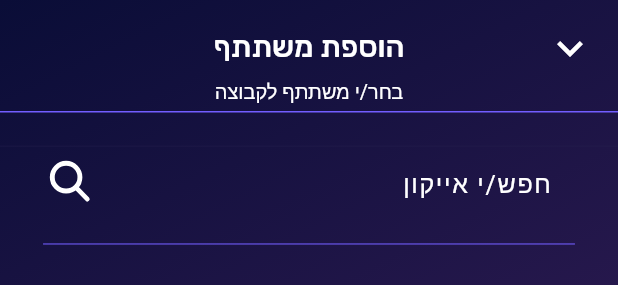
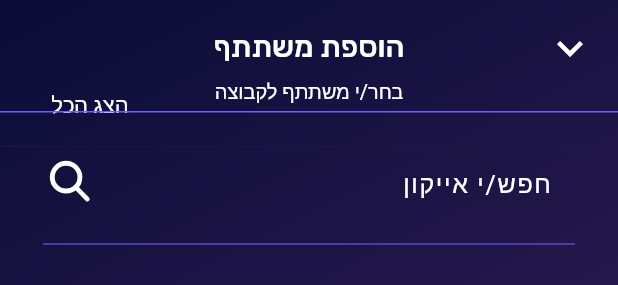
Before and after one commit to iconappmaster/iconapp, a Flutter app: the SelectIconScreen widget shown alone on an empty page, opened directly with empty values, on a phone screen of 412 x 824 dp. Shown: the top 285 px of the screen. Run offline on Flutter 3.47's test engine with Material 2 defaults, Android fonts, the light colour scheme and no system bars; our stand-ins replace audioplayers, auto_route, cached_network_image, dartz, device_info, dio and 28 more; missing offline and left inert: flutter_audio_recorder, flutter_statusbarcolor, pusher_websocket_flutter, video_compress; accounts and stored records are empty; generated files the repository leaves out were written again; network calls fail; Roboto replaces fonts that are missing (RubikRagular); statements that could not run were skipped.

Commit message:
added show all button

```diff
--- a/lib/screens/create_icons_screen.dart
+++ b/lib/screens/create_icons_screen.dart
@@ -12,6 +12,8 @@
 import 'package:iconapp/widgets/create/create_app_bar.dart';
 import 'package:iconapp/widgets/create/create_tile.dart';
 import 'package:iconapp/widgets/create/create_next_button.dart';
+import 'package:iconapp/widgets/global/custom_text.dart';
+import 'package:iconapp/widgets/global/lottie_loader.dart';
 import 'package:iconapp/widgets/onboarding/base_onboarding_widget.dart';
 import 'package:easy_localization/easy_localization.dart';
 
@@ -46,6 +48,20 @@
         child: Container(
           child: Stack(
             children: <Widget>[
+              Positioned(
+                left: 16,
+                top: 45,
+                child: MaterialButton(
+                  onPressed: () {
+                    store.search('');
+                  },
+                  height: 30,
+                  child: CustomText(
+                    'הצג הכל',
+                    style: dialogContent,
+                  ),
+                ),
+              ),
               Column(
                 children: <Widget>[
                   AppBarWithDivider(
@@ -57,7 +73,7 @@
                           ? LocaleKeys.create_chooseUserToGroup.tr()
                           : LocaleKeys.create_iconSubtitle.tr()),
                   SizedBox(height: 23),
-                  CreateSearchBar(),
+                  SearchBar(),
                   Expanded(
                     child: ListView.builder(
                       padding: EdgeInsets.only(bottom: 50, top: 20),
@@ -95,6 +111,14 @@
                   onTap: () =>
                       ExtendedNavigator.of(context).pushCreateCategoryScreen(),
                 ),
+              Observer(
+                builder: (_) => Visibility(
+                  visible: store.isLoading,
+                  child: Center(
+                    child: LottieLoader(),
+                  ),
+                ),
+              ),
             ],
           ),
         ),
@@ -103,7 +127,7 @@
   }
 }
 
-class CreateSearchBar extends StatelessWidget {
+class SearchBar extends StatelessWidget {
   @override
   Widget build(BuildContext context) {
     final store = sl<CreateIconStore>();
--- a/lib/stores/chat/chat_store.dart
+++ b/lib/stores/chat/chat_store.dart
@@ -20,10 +20,8 @@
 import 'package:image_picker/image_picker.dart';
 import 'package:mobx/mobx.dart';
 import 'package:video_compress/video_compress.dart';
-import 'package:video_thumbnail/video_thumbnail.dart';
 import 'package:path_provider/path_provider.dart';
 import 'package:flutter_audio_recorder/flutter_audio_recorder.dart';
-import 'package:file_picker/file_picker.dart';
 
 part 'chat_store.g.dart';
 
--- a/lib/stores/search/search_store.dart
+++ b/lib/stores/search/search_store.dart
@@ -73,6 +73,7 @@
   @action
   Future<Either<ServerError, List<UserModel>>> searchIcons(String query) async {
     try {
+      _loading = true;
       final icons = await _repository.searchIcons(query);
 
       return icons.fold(
@@ -84,6 +85,8 @@
       );
     } on ServerError catch (e) {
       return left(e);
+    } finally {
+      _loading = false;
     }
   }
 
```
Also changed, not shown: lib/stores/create/create_icon_store.dart (+15 -0 lines), lib/stores/create/create_icon_store.g.dart, 2 other files.
